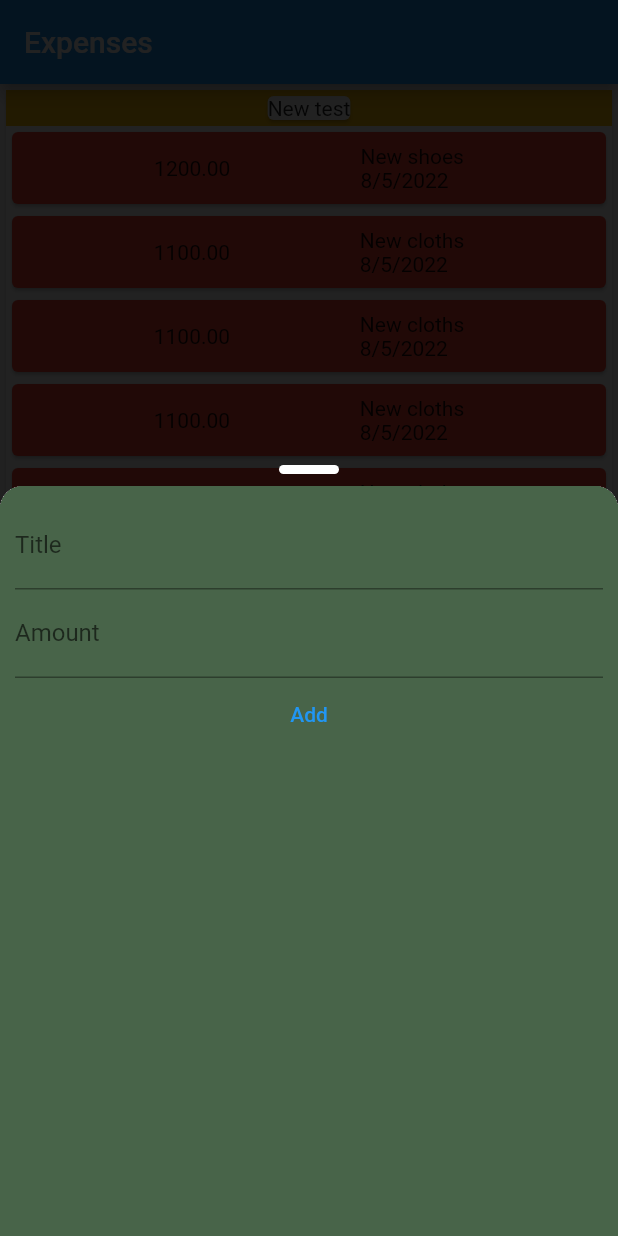
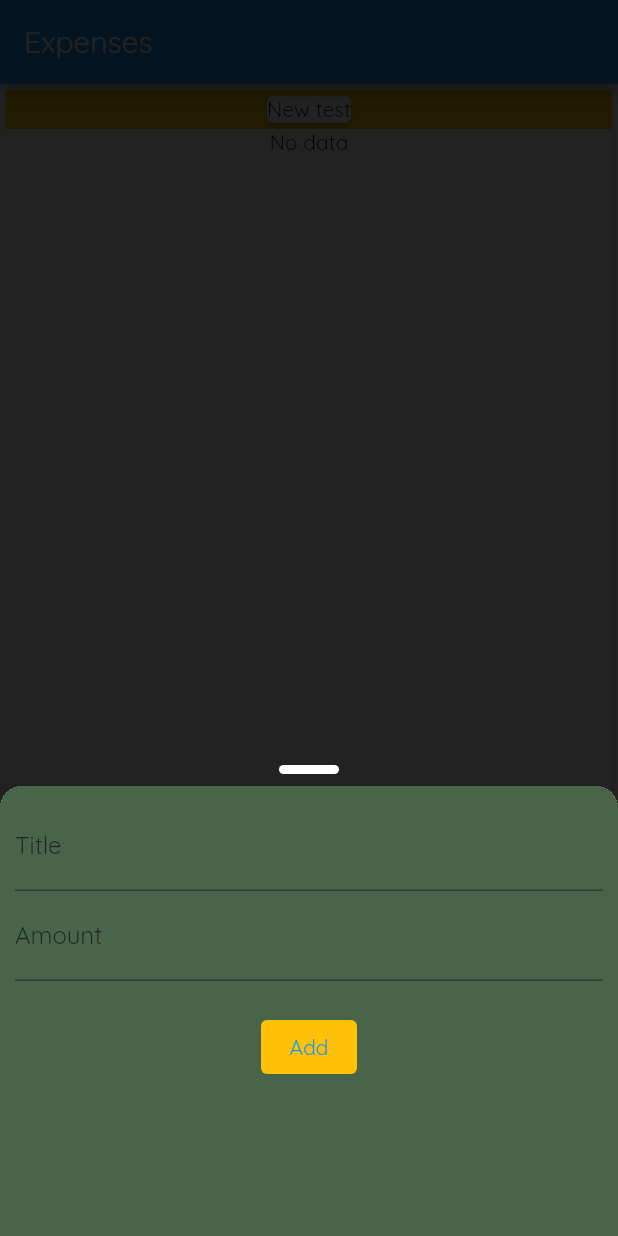
Before and after one commit to Nayemalam110/PERSONAL-EXPENSES-APP, a Flutter app: the screen it shows after launch, after a tap on the "add" icon, on a phone screen of 412 x 824 dp. Run offline on Flutter 3.47's test engine with Material 2 defaults, Android fonts, the phone set to English and light mode, and no system bars; our stand-ins replace modal_bottom_sheet.

Commit message:
step-3.1

```diff
--- a/personal_expence_app/lib/main.dart
+++ b/personal_expence_app/lib/main.dart
@@ -6,48 +6,44 @@ import 'package:personal_expence_app/transaction/transaction_list.dart';
 import 'package:modal_bottom_sheet/modal_bottom_sheet.dart';
 
 void main() {
-  runApp(MaterialApp(
-    home: MyExpensesApp(),
-  ));
+  runApp(MyExpensesApp());
 }
 
-class MyExpensesApp extends StatefulWidget {
+class MyExpensesApp extends StatelessWidget {
   @override
-  State<MyExpensesApp> createState() => _MyExpensesAppState();
+  Widget build(BuildContext context) {
+    return (MaterialApp(
+        home: Home(),
+        themeMode: ThemeMode.light,
+        theme: ThemeData(
+          colorScheme: ColorScheme.fromSwatch(
+            primarySwatch: Colors.blue,
+          ).copyWith(
+            secondary: Colors.green,
+          ),
+          fontFamily: 'Quicksand',
+        ),
+        darkTheme: ThemeData(
+          brightness: Brightness.dark,
+          colorScheme: ColorScheme.dark(),
+          primaryColor: Colors.black,
+        )));
+  }
 }
 
-class _MyExpensesAppState extends State<MyExpensesApp> {
+class Home extends StatefulWidget {
+  @override
+  State<Home> createState() => _HomeState();
+}
+
+class _HomeState extends State<Home> {
   final List<Transaction> _userTransaction = [
-    Transaction(
-      amount: 1200,
-      date: DateTime.now(),
-      id: 't1',
-      title: 'New shoes',
-    ),
-    Transaction(
-      amount: 1100,
-      date: DateTime.now(),
-      id: 't2',
-      title: 'New cloths',
-    ),
-    Transaction(
-      amount: 1100,
-      date: DateTime.now(),
-      id: 't2',
-      title: 'New cloths',
-    ),
-    Transaction(
-      amount: 1100,
-      date: DateTime.now(),
-      id: 't2',
-      title: 'New cloths',
-    ),
-    Transaction(
-      amount: 1100,
-      date: DateTime.now(),
-      id: 't2',
-      title: 'New cloths',
-    ),
+    // Transaction(
+    //   amount: 1200,
+    //   date: DateTime.now(),
+    //   id: 't1',
+    //   title: 'New shoes',
+    // ),
   ];
   addlist(title, double amount) {
     final addList = Transaction(
@@ -66,10 +62,9 @@ class _MyExpensesAppState extends State<MyExpensesApp> {
       context: ctx,
       builder: (_) {
         return Container(
-          alignment: Alignment(0, 0),
           width: double.infinity,
           color: Color.fromARGB(255, 72, 100, 73),
-          height: 500,
+          height: 300,
           child: NewTransaction(addlist),
         );
       },
@@ -80,7 +75,9 @@ class _MyExpensesAppState extends State<MyExpensesApp> {
   Widget build(BuildContext context) {
     return Scaffold(
       appBar: AppBar(
-        title: const Text('Expenses'),
+        title: const Text(
+          'Expenses',
+        ),
       ),
       body: SingleChildScrollView(
         child: Card(
@@ -91,7 +88,9 @@ class _MyExpensesAppState extends State<MyExpensesApp> {
                 width: double.infinity,
                 color: Colors.amber,
                 child: const Card(
-                  child: Text('New test'),
+                  child: Text(
+                    'New test',
+                  ),
                 ),
               ),
               Transaction_list(_userTransaction),
--- a/personal_expence_app/lib/transaction/new_transaction.dart
+++ b/personal_expence_app/lib/transaction/new_transaction.dart
@@ -27,6 +27,8 @@ class _NewTransactionState extends State<NewTransaction> {
       enteredtitle,
       enteredamounth,
     );
+
+    Navigator.of(context).pop();
   }
 
   @override
@@ -46,9 +48,13 @@ class _NewTransactionState extends State<NewTransaction> {
               keyboardType: TextInputType.number,
               onSubmitted: (_) => submitData(),
             ),
+            SizedBox(
+              height: 20,
+            ),
             TextButton(
               child: Text('Add'),
               onPressed: submitData,
+              style: TextButton.styleFrom(backgroundColor: Colors.amber),
             ),
           ],
         ));
--- a/personal_expence_app/lib/transaction/transaction_list.dart
+++ b/personal_expence_app/lib/transaction/transaction_list.dart
@@ -12,7 +12,9 @@ class Transaction_list extends StatelessWidget {
   Widget build(BuildContext context) {
     return Container(
       height: 600,
-      child: ListView.builder(
+      child: transaction.isEmpty
+          ? Text('No data')
+          : ListView.builder(
               itemCount: transaction.length,
               itemBuilder: (BuildContext context, int index) {
                 return Container(
```
Also changed, not shown: personal_expence_app/pubspec.yaml (+12 -12 lines), personal_expence_app/assets/fonts/OpenSans-Bold.ttf (added), personal_expence_app/assets/fonts/OpenSans-Regular.ttf (added), personal_expence_app/assets/fonts/Quicksand-Bold.ttf (added), personal_expence_app/assets/fonts/Quicksand-Light.ttf (added), personal_expence_app/assets/fonts/Quicksand-Medium.ttf (added), personal_expence_app/assets/fonts/Quicksand-Regular.ttf (added), 1 other file. Lines whose indentation alone changed are shown as unchanged.
